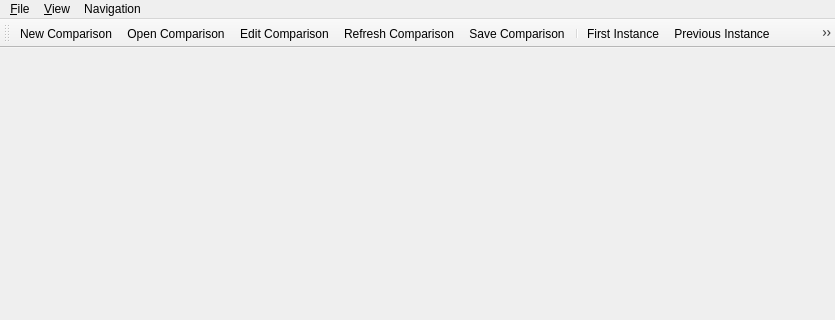
wsmigaj/Cameleon, file MainWindow.ui: the form before one commit; both pictures show x 0 to 835 and y 0 to 320 of the 835 by 604 pixel window.
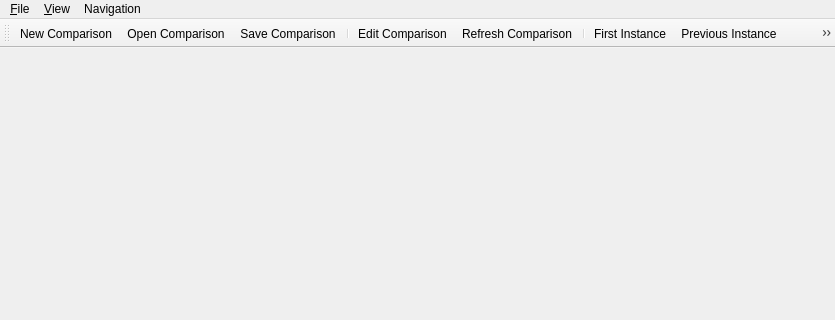
The form after the commit. Custom widgets are drawn as their Qt base class.

Commit message: Reorder items in the File menu.

Diff of the .ui file:
```diff
--- a/MainWindow.ui
+++ b/MainWindow.ui
@@ -81,9 +81,10 @@
    </attribute>
    <addaction name="actionNewComparison"/>
    <addaction name="actionOpenComparison"/>
+   <addaction name="actionSaveComparison"/>
+   <addaction name="separator"/>
    <addaction name="actionEditComparison"/>
    <addaction name="actionRefreshComparison"/>
-   <addaction name="actionSaveComparison"/>
    <addaction name="separator"/>
    <addaction name="actionFirstInstance"/>
    <addaction name="actionPreviousInstance"/>
```
